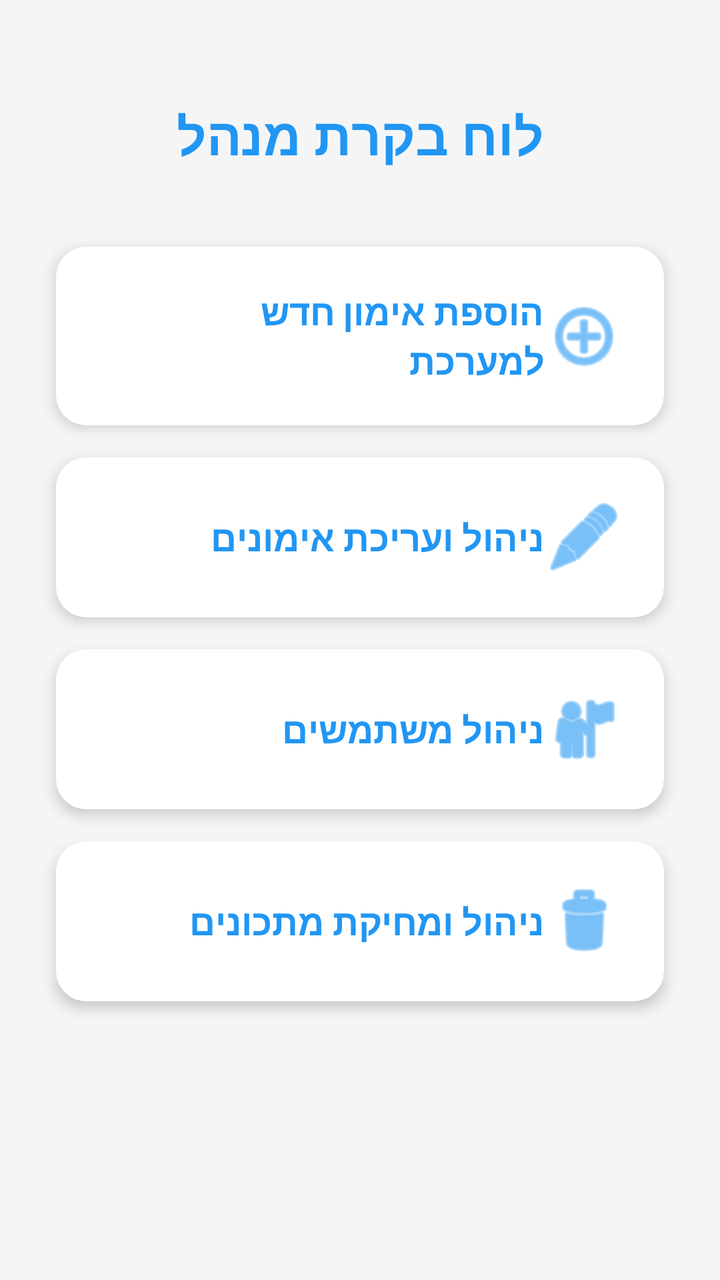
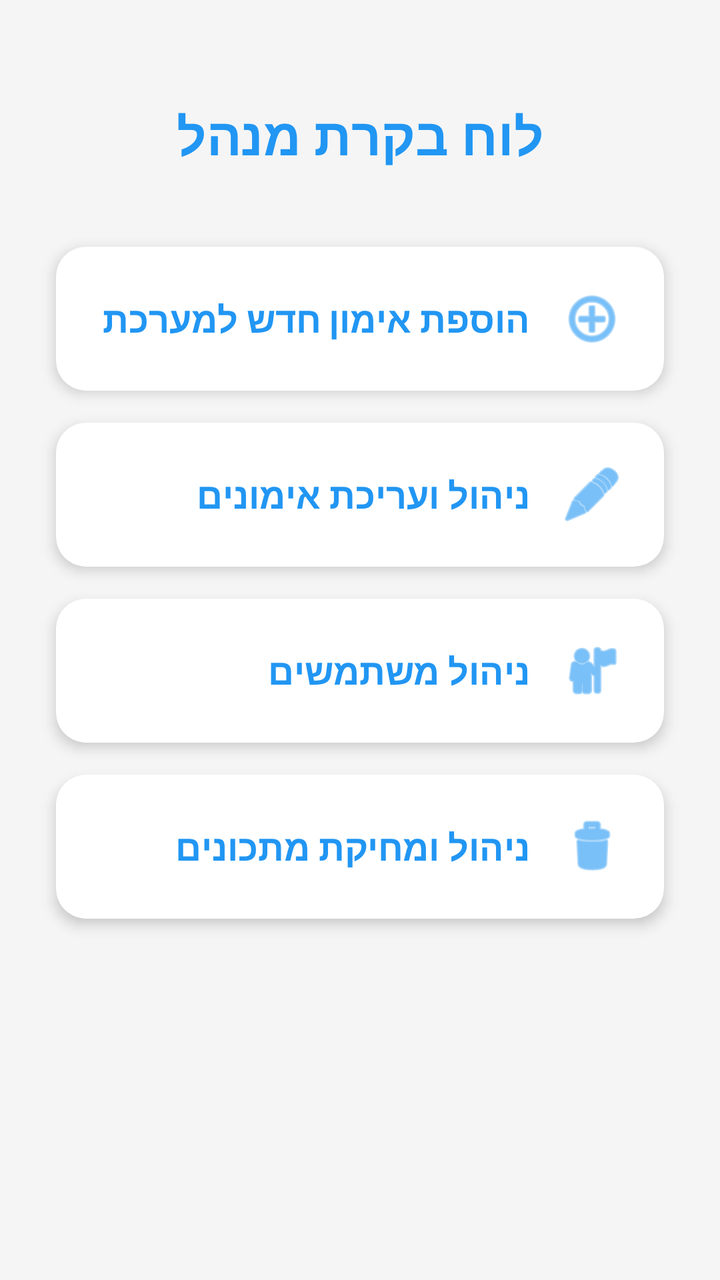

Before-and-after screenshots of an Android layout around one commit, followed by the original layout XML and the change that was made.
<!-- AndroidManifest.xml: application theme Theme.FitCoach -->
<!-- res/layout/activity_admin.xml -->
<?xml version="1.0" encoding="utf-8"?>
<LinearLayout xmlns:android="http://schemas.android.com/apk/res/android"
    xmlns:app="http://schemas.android.com/apk/res-auto"
    xmlns:tools="http://schemas.android.com/tools"
    android:id="@+id/admin"
    android:layout_width="match_parent"
    android:layout_height="match_parent"
    android:background="#F5F5F5"
    android:layoutDirection="rtl"
    android:orientation="vertical"
    android:padding="20dp"
    tools:context=".screens.AdminActivity">

    <TextView
        android:layout_width="wrap_content"
        android:layout_height="wrap_content"
        android:layout_gravity="center"
        android:layout_margin="30dp"
        android:text="לוח בקרת מנהל"
        android:textColor="#2196F3"
        android:textSize="26sp"
        android:textStyle="bold" />

    <androidx.cardview.widget.CardView
        android:id="@+id/cv_add_workout"
        android:layout_width="match_parent"
        android:layout_height="wrap_content"
        android:layout_margin="8dp"
        android:clickable="true"
        android:focusable="true"
        android:foreground="?attr/selectableItemBackground"
        app:cardCornerRadius="15dp"
        app:cardElevation="4dp">

        <LinearLayout
            android:layout_width="match_parent"
            android:layout_height="wrap_content"
            android:gravity="center_vertical"
            android:padding="20dp">

            <ImageView
                android:layout_width="40dp"
                android:layout_height="40dp"
                android:contentDescription="@null"
                android:src="@android:drawable/ic_menu_add"
                app:tint="#2196F3" />

            <TextView
                android:layout_width="wrap_content"
                android:layout_height="wrap_content"
                android:layout_marginEnd="15dp"
                android:text="הוספת אימון חדש למערכת"
                android:textColor="#2196F3"
                android:textSize="18sp"
                android:textStyle="bold" />
        </LinearLayout>
    </androidx.cardview.widget.CardView>

    <androidx.cardview.widget.CardView
        android:id="@+id/cv_manage_workouts"
        android:layout_width="match_parent"
        android:layout_height="wrap_content"
        android:layout_margin="8dp"
        android:clickable="true"
        android:focusable="true"
        android:foreground="?attr/selectableItemBackground"
        app:cardCornerRadius="15dp"
        app:cardElevation="4dp">

        <LinearLayout
            android:layout_width="match_parent"
            android:layout_height="wrap_content"
            android:gravity="center_vertical"
            android:padding="20dp">

            <ImageView
                android:layout_width="40dp"
                android:layout_height="40dp"
                android:contentDescription="@null"
                android:src="@android:drawable/ic_menu_edit"
                app:tint="#2196F3" />

            <TextView
                android:layout_width="wrap_content"
                android:layout_height="wrap_content"
                android:layout_marginEnd="15dp"
                android:text="ניהול ועריכת אימונים"
                android:textColor="#2196F3"
                android:textSize="18sp"
                android:textStyle="bold" />
        </LinearLayout>
    </androidx.cardview.widget.CardView>

    <androidx.cardview.widget.CardView
        android:id="@+id/cv_manage_users"
        android:layout_width="match_parent"
        android:layout_height="wrap_content"
        android:layout_margin="8dp"
        android:clickable="true"
        android:focusable="true"
        android:foreground="?attr/selectableItemBackground"
        app:cardCornerRadius="15dp"
        app:cardElevation="4dp">

        <LinearLayout
            android:layout_width="match_parent"
            android:layout_height="wrap_content"
            android:gravity="center_vertical"
            android:padding="20dp">

            <ImageView
                android:layout_width="40dp"
                android:layout_height="40dp"
                android:contentDescription="@null"
                android:src="@android:drawable/ic_menu_myplaces"
                app:tint="#2196F3" />

            <TextView
                android:layout_width="wrap_content"
                android:layout_height="wrap_content"
                android:layout_marginEnd="15dp"
                android:text="ניהול משתמשים"
                android:textColor="#2196F3"
                android:textSize="18sp"
                android:textStyle="bold" />
        </LinearLayout>
    </androidx.cardview.widget.CardView>

    <androidx.cardview.widget.CardView
        android:id="@+id/cv_manage_recipes"
        android:layout_width="match_parent"
        android:layout_height="wrap_content"
        android:layout_margin="8dp"
        android:clickable="true"
        android:focusable="true"
        android:foreground="?attr/selectableItemBackground"
        app:cardCornerRadius="15dp"
        app:cardElevation="4dp">

        <LinearLayout
            android:layout_width="match_parent"
            android:layout_height="wrap_content"
            android:gravity="center_vertical"
            android:padding="20dp">

            <ImageView
                android:layout_width="40dp"
                android:layout_height="40dp"
                android:contentDescription="@null"
                android:src="@android:drawable/ic_menu_delete"
                app:tint="#2196F3" />

            <TextView
                android:layout_width="wrap_content"
                android:layout_height="wrap_content"
                android:layout_marginEnd="15dp"
                android:text="ניהול ומחיקת מתכונים"
                android:textColor="#2196F3"
                android:textSize="18sp"
                android:textStyle="bold" />
        </LinearLayout>
    </androidx.cardview.widget.CardView>

</LinearLayout>
<!-- resources referenced by this layout -->
<resources>
  <style name="Theme.FitCoach" parent="Base.Theme.FitCoach" />
  <style name="Base.Theme.FitCoach" parent="Theme.Material3.DayNight.NoActionBar">
          
          
      </style>
</resources>

<!-- the commit's change to res/layout/activity_admin.xml (unified diff, before → after) -->
@@ -16,7 +16,7 @@
         android:layout_height="wrap_content"
         android:layout_gravity="center"
         android:layout_margin="30dp"
-        android:text="לוח בקרת מנהל"
+        android:text="@string/admin_control_panel"
         android:textColor="#2196F3"
         android:textSize="26sp"
         android:textStyle="bold" />
@@ -32,28 +32,18 @@
         app:cardCornerRadius="15dp"
         app:cardElevation="4dp">
 
-        <LinearLayout
+        <TextView
             android:layout_width="match_parent"
             android:layout_height="wrap_content"
+            app:drawableStartCompat="@android:drawable/ic_menu_add"
+            android:drawablePadding="15dp"
+            app:drawableTint="#2196F3"
             android:gravity="center_vertical"
-            android:padding="20dp">
-
-            <ImageView
-                android:layout_width="40dp"
-                android:layout_height="40dp"
-                android:contentDescription="@null"
-                android:src="@android:drawable/ic_menu_add"
-                app:tint="#2196F3" />
-
-            <TextView
-                android:layout_width="wrap_content"
-                android:layout_height="wrap_content"
-                android:layout_marginEnd="15dp"
-                android:text="הוספת אימון חדש למערכת"
-                android:textColor="#2196F3"
-                android:textSize="18sp"
-                android:textStyle="bold" />
-        </LinearLayout>
+            android:padding="20dp"
+            android:text="@string/add_new_workout_system"
+            android:textColor="#2196F3"
+            android:textSize="18sp"
+            android:textStyle="bold" />
     </androidx.cardview.widget.CardView>
 
     <androidx.cardview.widget.CardView
@@ -67,28 +57,18 @@
         app:cardCornerRadius="15dp"
         app:cardElevation="4dp">
 
-        <LinearLayout
+        <TextView
             android:layout_width="match_parent"
             android:layout_height="wrap_content"
+            app:drawableStartCompat="@android:drawable/ic_menu_edit"
+            android:drawablePadding="15dp"
+            app:drawableTint="#2196F3"
             android:gravity="center_vertical"
-            android:padding="20dp">
-
-            <ImageView
-                android:layout_width="40dp"
-                android:layout_height="40dp"
-                android:contentDescription="@null"
-                android:src="@android:drawable/ic_menu_edit"
-                app:tint="#2196F3" />
-
-            <TextView
-                android:layout_width="wrap_content"
-                android:layout_height="wrap_content"
-                android:layout_marginEnd="15dp"
-                android:text="ניהול ועריכת אימונים"
-                android:textColor="#2196F3"
-                android:textSize="18sp"
-                android:textStyle="bold" />
-        </LinearLayout>
+            android:padding="20dp"
+            android:text="@string/manage_edit_workouts"
+            android:textColor="#2196F3"
+            android:textSize="18sp"
+            android:textStyle="bold" />
     </androidx.cardview.widget.CardView>
 
     <androidx.cardview.widget.CardView
@@ -102,28 +82,18 @@
         app:cardCornerRadius="15dp"
         app:cardElevation="4dp">
 
-        <LinearLayout
+        <TextView
             android:layout_width="match_parent"
             android:layout_height="wrap_content"
+            app:drawableStartCompat="@android:drawable/ic_menu_myplaces"
+            android:drawablePadding="15dp"
+            app:drawableTint="#2196F3"
             android:gravity="center_vertical"
-            android:padding="20dp">
-
-            <ImageView
-                android:layout_width="40dp"
-                android:layout_height="40dp"
-                android:contentDescription="@null"
-                android:src="@android:drawable/ic_menu_myplaces"
-                app:tint="#2196F3" />
-
-            <TextView
-                android:layout_width="wrap_content"
-                android:layout_height="wrap_content"
-                android:layout_marginEnd="15dp"
-                android:text="ניהול משתמשים"
-                android:textColor="#2196F3"
-                android:textSize="18sp"
-                android:textStyle="bold" />
-        </LinearLayout>
+            android:padding="20dp"
+            android:text="@string/manage_users"
+            android:textColor="#2196F3"
+            android:textSize="18sp"
+            android:textStyle="bold" />
     </androidx.cardview.widget.CardView>
 
     <androidx.cardview.widget.CardView
@@ -137,28 +107,18 @@
         app:cardCornerRadius="15dp"
         app:cardElevation="4dp">
 
-        <LinearLayout
+        <TextView
             android:layout_width="match_parent"
             android:layout_height="wrap_content"
+            app:drawableStartCompat="@android:drawable/ic_menu_delete"
+            android:drawablePadding="15dp"
+            app:drawableTint="#2196F3"
             android:gravity="center_vertical"
-            android:padding="20dp">
-
-            <ImageView
-                android:layout_width="40dp"
-                android:layout_height="40dp"
-                android:contentDescription="@null"
-                android:src="@android:drawable/ic_menu_delete"
-                app:tint="#2196F3" />
-
-            <TextView
-                android:layout_width="wrap_content"
-                android:layout_height="wrap_content"
-                android:layout_marginEnd="15dp"
-                android:text="ניהול ומחיקת מתכונים"
-                android:textColor="#2196F3"
-                android:textSize="18sp"
-                android:textStyle="bold" />
-        </LinearLayout>
+            android:padding="20dp"
+            android:text="@string/manage_delete_recipes"
+            android:textColor="#2196F3"
+            android:textSize="18sp"
+            android:textStyle="bold" />
     </androidx.cardview.widget.CardView>
 
 </LinearLayout>
<!-- resource entries referenced after the edit -->
@@ -1,5 +1,10 @@
 <!-- resources referenced by this layout -->
 <resources>
+  <string name="add_new_workout_system">הוספת אימון חדש למערכת</string>
+  <string name="admin_control_panel">לוח בקרת מנהל</string>
+  <string name="manage_delete_recipes">ניהול ומחיקת מתכונים</string>
+  <string name="manage_edit_workouts">ניהול ועריכת אימונים</string>
+  <string name="manage_users">ניהול משתמשים</string>
   <style name="Theme.FitCoach" parent="Base.Theme.FitCoach" />
   <style name="Base.Theme.FitCoach" parent="Theme.Material3.DayNight.NoActionBar">
           
